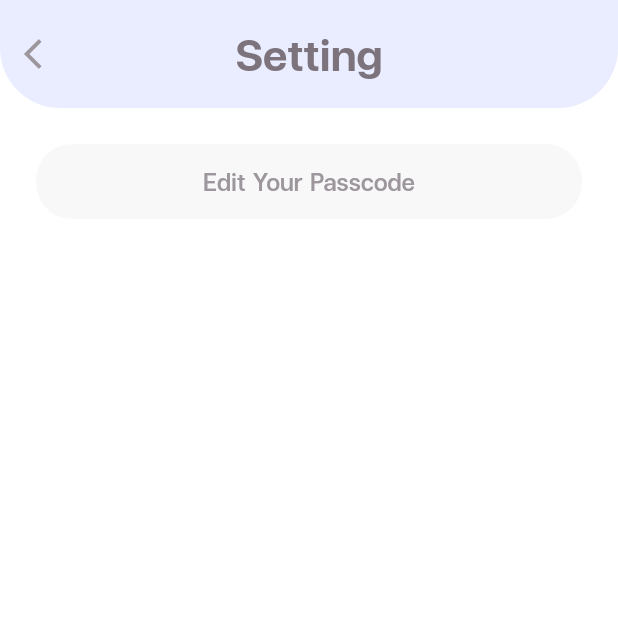
After one commit to napasornsue/test-purple-ventures, a Flutter app: the SettingScreen screen opened directly, on a phone screen of 412 x 824 dp, the top half of it. The commit adds this screen. Run offline on Flutter 3.47's test engine with Material 2 defaults, Android fonts, the phone set to English and light mode, and no system bars; our stand-ins replace connectivity_plus, flutter_bloc, get_it, rxdart, shared_preferences; missing offline and left inert: passcode_screen; accounts and stored records are empty; network calls fail.

Commit message:
add edit passcode screen

```diff
--- /dev/null
+++ b/lib/screens/setting/setting_screen.dart
@@ -0,0 +1,103 @@
+import 'dart:async';
+
+import 'package:flutter/material.dart';
+import 'package:test_purple_ventures/screens/base/base_page_screen.dart';
+import 'package:test_purple_ventures/utils/shared_preferences_manager/shared_preferences_manager.dart';
+import 'package:test_purple_ventures/values/app_color.dart';
+import 'package:test_purple_ventures/values/app_constant.dart';
+import 'package:test_purple_ventures/values/app_dependency_injection.dart';
+import 'package:test_purple_ventures/values/app_string.dart';
+
+class SettingScreen extends BasePageScreen {
+  SettingScreen({
+    Key? key,
+  }) : super(key: key);
+
+  @override
+  _SettingScreenState createState() => _SettingScreenState();
+}
+
+class _SettingScreenState extends BasePageScreenState<SettingScreen> with BaseScreen {
+  @override
+  void initState() {
+    super.initState();
+    screenOptions(title: "Setting");
+  }
+
+  @override
+  Widget body() {
+    var statusBarHeight = MediaQuery.of(context).viewPadding.top;
+
+    return Scaffold(
+      backgroundColor: Colors.white,
+      body: Container(
+        padding: EdgeInsets.only(top: statusBarHeight),
+        child: Column(
+          children: [
+            Container(
+              decoration: BoxDecoration(
+                color: AppColor.lightViolet,
+                borderRadius: BorderRadius.only(bottomLeft: Radius.circular(40), bottomRight: Radius.circular(40)),
+              ),
+              child: Stack(
+                children: [
+                  Positioned(
+                    left: 0,
+                    right: 0,
+                    top: 0,
+                    bottom: 0,
+                    child: GestureDetector(
+                      onTap: () {
+                        AppDependency.instance.navigatorCoordinate.back(context);
+                      },
+                      child: Container(
+                        margin: EdgeInsets.only(top: 16, left: 16, bottom: 16),
+                        alignment: Alignment.centerLeft,
+                        child: Icon(
+                          Icons.arrow_back_ios,
+                          color: AppColor.grey,
+                        ),
+                      ),
+                    ),
+                  ),
+                  Container(
+                    margin: EdgeInsets.only(top: 16, bottom: 16),
+                    alignment: Alignment.center,
+                    child: Text(
+                      "Setting",
+                      style: const TextStyle(
+                        color: AppColor.darkGrey,
+                        fontSize: 40,
+                        fontFamily: AppString.FONT_FAMILY_SEMI_BOLD,
+                      ),
+                    ),
+                  ),
+                ],
+              ),
+            ),
+            GestureDetector(
+              onTap: () {
+                AppDependency.instance.navigatorCoordinate.goToEnterPasscodeScreen(context, AppConstant.SETTING_PAGE);
+              },
+              child: Container(
+                margin: EdgeInsets.only(top: 24, left: 24, right: 24),
+                height: 50,
+                decoration: BoxDecoration(borderRadius: BorderRadius.circular(24), color: AppColor.moreLightGrey),
+                child: Center(
+                  child: const Text(
+                    "Edit Your Passcode",
+                    style: const TextStyle(
+                      fontSize: 22,
+                      fontFamily: AppString.FONT_FAMILY_MEDIUM,
+                      color: AppColor.grey,
+                    ),
+                  ),
+                ),
+              ),
+            ),
+          ],
+        ),
+      ),
+    );
+  }
+}
--- a/lib/screens/splash/splash_screen.dart
+++ b/lib/screens/splash/splash_screen.dart
@@ -28,6 +28,7 @@ class _SplashScreenState extends BasePageScreenState<SplashScreen> with BaseScre
     screenOptions(title: "Splash");
     WidgetsBinding.instance.addObserver(this);
     Future.delayed(const Duration(milliseconds: 2000), () {
+      AppDependency.instance.sharedPreferencesManager.update(key: SharedPreferencesKey.storedPasscode, value: AppConstant.DEFAULT_PASSCODE);
       _checkAppPauseTime();
     });
   }
--- a/lib/values/app_constant.dart
+++ b/lib/values/app_constant.dart
@@ -1,8 +1,12 @@
 class AppConstant {
 
-  //=================== Task Status ==================//
+  //=================== Passcode ==================//
+  static const String DEFAULT_PASSCODE = "123456";
+
+  //=================== Page ==================//
   static const String SPLASH_PAGE = "splash";
   static const String MAIN_PAGE = "main";
+  static const String SETTING_PAGE = "setting";
 
   //=================== Task Status ==================//
   static const String STATUS_TODO = "TODO";
```
Also changed, not shown: lib/screens/main/main_screen.dart (+11 -6 lines), lib/screens/passcode/enter_passcode_screen.dart (+30 -8 lines), lib/utils/navigator_coordinate/navigator_coordinate.dart (+19 -0 lines).
